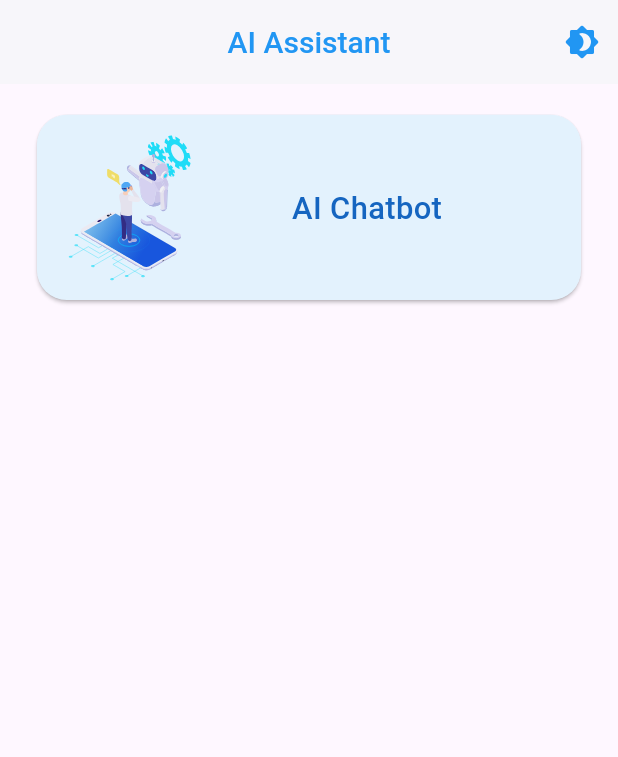
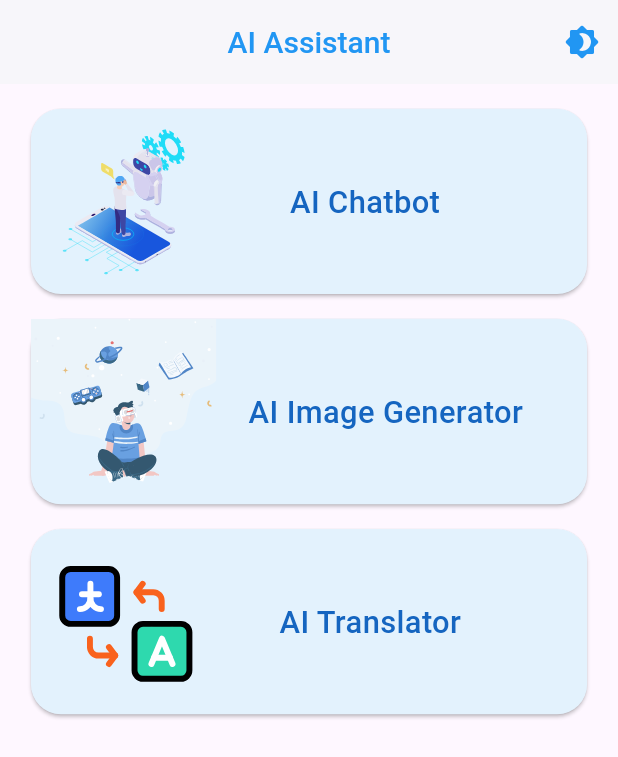
Before and after one commit to drxerxes1/ai_assistant, a Flutter app: the HomeScreen screen opened directly, on a phone screen of 412 x 824 dp. Shown: the top 757 px of the screen. Run offline on Flutter 3.47's test engine with Material 3 defaults, Android fonts, the phone set to English and light mode, and no system bars; our stand-ins replace get, hive, lottie; accounts and stored records are empty; statements that could not run were skipped; project files that could hold a hidden picture were left out.

```diff
--- a/lib/screen/home_screen.dart
+++ b/lib/screen/home_screen.dart
@@ -1,5 +1,6 @@
 import 'package:ai_assistant/helper/global.dart';
 import 'package:ai_assistant/helper/pref.dart';
+import 'package:ai_assistant/model/home_type.dart';
 import 'package:ai_assistant/widget/home_card.dart';
 import 'package:flutter/material.dart';
 import 'package:flutter/services.dart';
@@ -43,7 +44,8 @@ class _HomeScreenState extends State<HomeScreen> {
       body: ListView(
         padding: EdgeInsets.symmetric(
             horizontal: mq.width * 0.05, vertical: mq.height * 0.02),
-          children: const [HomeCard()],
-        ));
+        children: HomeType.values.map((e) => HomeCard(homeType: e,)).toList(),
+      ),
+    );
   }
 }
--- a/lib/widget/home_card.dart
+++ b/lib/widget/home_card.dart
@@ -1,23 +1,27 @@
 import 'package:ai_assistant/helper/global.dart';
+import 'package:ai_assistant/model/home_type.dart';
 import 'package:flutter/material.dart';
 import 'package:lottie/lottie.dart';
 
 class HomeCard extends StatelessWidget {
-  const HomeCard({super.key});
+  final HomeType homeType;
+
+  const HomeCard({super.key, required this.homeType});
 
   @override
   Widget build(BuildContext context) {
     return Card(
+      margin: EdgeInsets.only(bottom: mq.height * 0.02),
       shape: RoundedRectangleBorder(
         borderRadius: BorderRadius.circular(20),
       ),
       color: Colors.blue[50],
       child: Row(
         children: [
-          Lottie.asset('assets/lottie/ai_ask_me.json', width: mq.width * 0.3),
+          Lottie.asset(homeType.lottie, width: mq.width * 0.3),
           const Spacer(),
           Text(
-            'AI Chatbot',
+            homeType.name,
             style: TextStyle(
               fontSize: mq.width * 0.05,
               fontWeight: FontWeight.w500,
```
Also changed, not shown: lib/model/home_type.dart (added, +24 -0 lines). Lines whose indentation alone changed are shown as unchanged.
